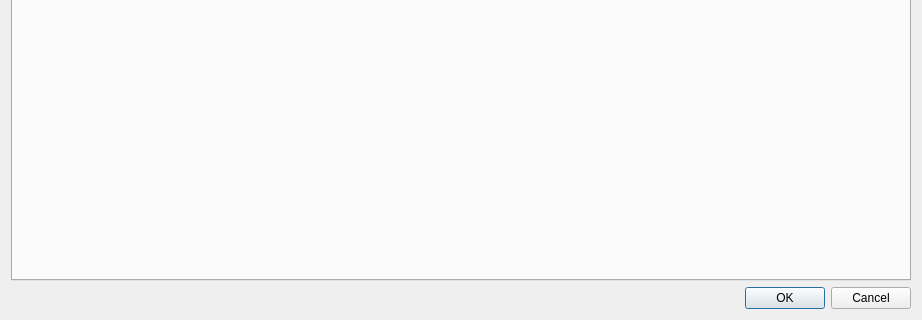
Qt form app/Client/MainWindow/forms/userdialog.ui (deskos-xp/MyMoneyMaker) before a commit; both pictures show x 0 to 922 and y 203 to 523 of the 922 by 523 pixel window.
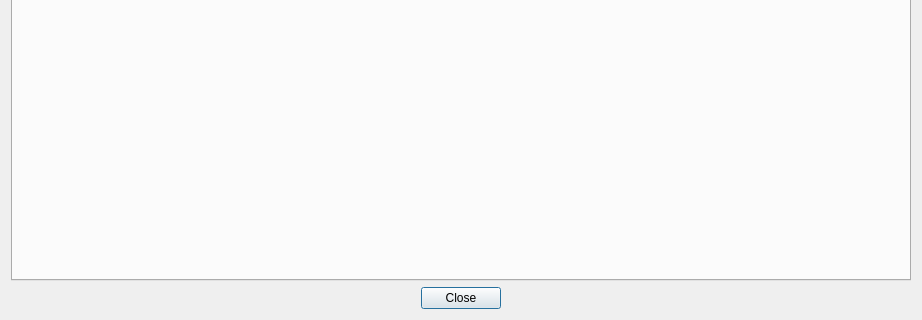
The same form after that commit.

Commit message: updates to include delete widget for user dialog; update routes for server to delete user

Diff of the .ui file:
```diff
--- a/app/Client/MainWindow/forms/userdialog.ui
+++ b/app/Client/MainWindow/forms/userdialog.ui
@@ -82,11 +82,17 @@
    </item>
    <item row="1" column="0">
     <widget class="QDialogButtonBox" name="buttonBox">
+     <property name="autoFillBackground">
+      <bool>false</bool>
+     </property>
      <property name="orientation">
       <enum>Qt::Horizontal</enum>
      </property>
      <property name="standardButtons">
-      <set>QDialogButtonBox::Cancel|QDialogButtonBox::Ok</set>
+      <set>QDialogButtonBox::Close</set>
+     </property>
+     <property name="centerButtons">
+      <bool>true</bool>
      </property>
     </widget>
    </item>
```
The commit also changes 2 other files.
